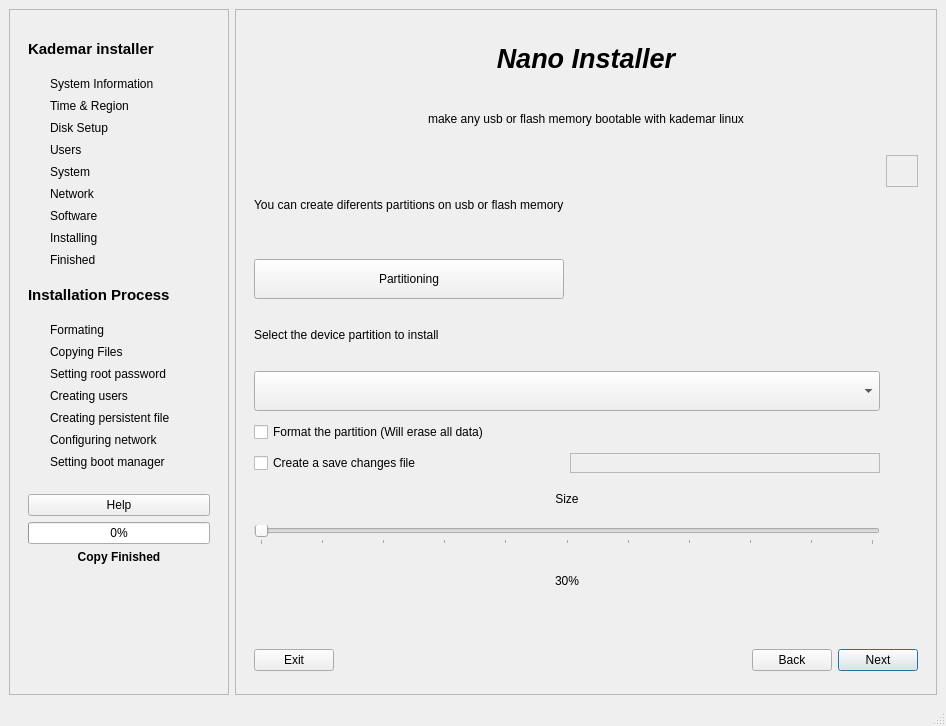
First picture: the form in apps/instalador/instalador5/instalador.ui, repository BackupTheBerlios/kademar-utils-svn, before the edit.
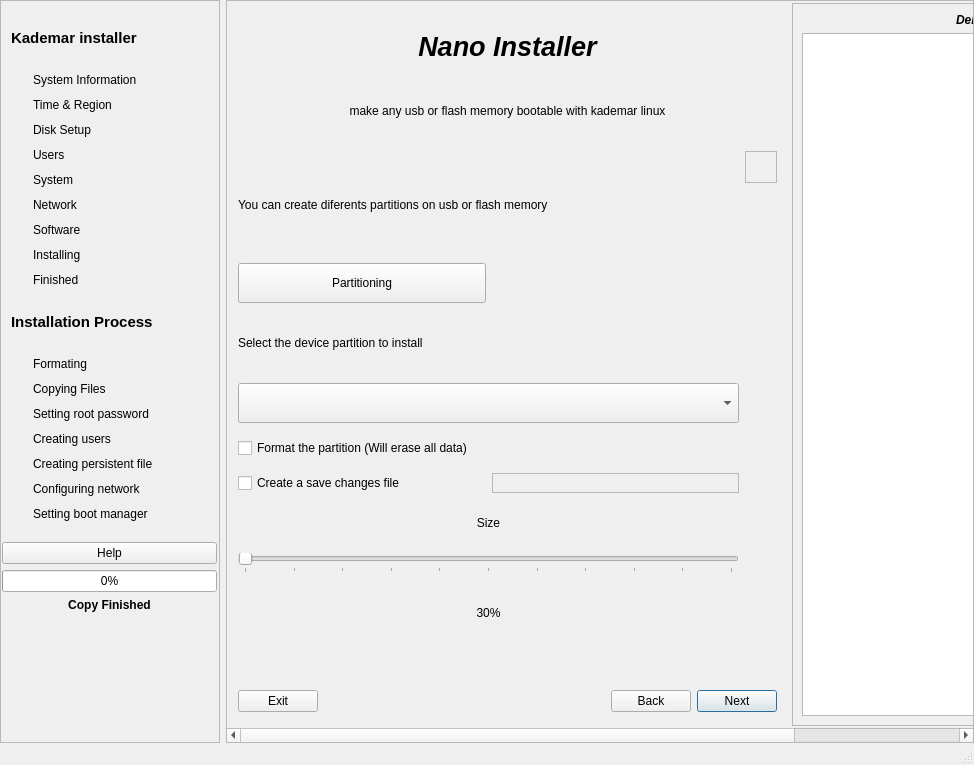
Second picture: the form after the edit. The open tabs and pages were chosen to show the change. Icons and pictures are not drawn.

Commit message: Added Heliox Logo Added and completly working Debug frame activated with F12 Now is fully debuggable on runtime without doing nothing more

The edit to the form file:
```diff
--- a/apps/instalador/instalador5/instalador.ui
+++ b/apps/instalador/instalador5/instalador.ui
@@ -6,8 +6,8 @@
    <rect>
     <x>0</x>
     <y>0</y>
-    <width>946</width>
-    <height>726</height>
+    <width>974</width>
+    <height>765</height>
    </rect>
   </property>
   <property name="windowTitle">
@@ -15,6 +15,9 @@
   </property>
   <widget class="QWidget" name="centralwidget">
    <layout class="QGridLayout" name="gridLayout">
+    <property name="margin">
+     <number>0</number>
+    </property>
     <item row="0" column="0">
      <widget class="QScrollArea" name="scrollArea_2">
       <property name="maximumSize">
@@ -31,11 +34,23 @@
         <rect>
          <x>0</x>
          <y>0</y>
-         <width>216</width>
-         <height>661</height>
+         <width>214</width>
+         <height>718</height>
         </rect>
        </property>
        <layout class="QGridLayout" name="gridLayout_5">
+        <property name="leftMargin">
+         <number>1</number>
+        </property>
+        <property name="topMargin">
+         <number>0</number>
+        </property>
+        <property name="rightMargin">
+         <number>2</number>
+        </property>
+        <property name="bottomMargin">
+         <number>0</number>
+        </property>
         <item row="2" column="0">
          <widget class="QWidget" name="WLogo" native="true">
           <property name="maximumSize">
@@ -44,17 +59,10 @@
             <height>200</height>
            </size>
           </property>
-          <property name="palette">
-           <palette>
-            <active/>
-            <inactive/>
-            <disabled/>
-           </palette>
-          </property>
-          <property name="autoFillBackground">
-           <bool>false</bool>
-          </property>
           <layout class="QGridLayout" name="gridLayout_8">
+           <property name="margin">
+            <number>0</number>
+           </property>
            <item row="0" column="0">
             <widget class="QPushButton" name="BHelp">
              <property name="text">
@@ -611,15 +619,18 @@
         <rect>
          <x>0</x>
          <y>0</y>
-         <width>698</width>
-         <height>661</height>
+         <width>1027</width>
+         <height>703</height>
         </rect>
        </property>
        <layout class="QGridLayout" name="gridLayout_2">
+        <property name="margin">
+         <number>2</number>
+        </property>
         <item row="0" column="0">
          <widget class="QStackedWidget" name="stackedPages">
           <property name="currentIndex">
-           <number>11</number>
+           <number>9</number>
           </property>
           <widget class="QWidget" name="PMain">
            <layout class="QGridLayout" name="gridLayout_9">
@@ -1177,17 +1188,6 @@
                <item row="3" column="1">
                 <widget class="QComboBox" name="CBPartRootQuick"/>
                </item>
-               <item row="3" column="2">
-                <widget class="QCheckBox" name="CHSamePartQuick">
-                 <property name="text">
-                  <string>Within the 
-same partition</string>
-                 </property>
-                 <property name="checked">
-                  <bool>true</bool>
-                 </property>
-                </widget>
-               </item>
                <item row="4" column="0">
                 <widget class="QLabel" name="LPartSwapQuick">
                  <property name="maximumSize">
@@ -1256,6 +1256,17 @@
                <item row="5" column="1">
                 <widget class="QComboBox" name="CBPartHomeQuick"/>
                </item>
+               <item row="3" column="2">
+                <widget class="QCheckBox" name="CHSamePartQuick">
+                 <property name="text">
+                  <string>Within the 
+same partition</string>
+                 </property>
+                 <property name="checked">
+                  <bool>true</bool>
+                 </property>
+                </widget>
+               </item>
               </layout>
              </widget>
             </item>
@@ -4153,6 +4164,44 @@
           </layout>
          </widget>
         </item>
+        <item row="0" column="1" rowspan="3">
+         <widget class="QFrame" name="FDebug">
+          <property name="minimumSize">
+           <size>
+            <width>400</width>
+            <height>0</height>
+           </size>
+          </property>
+          <property name="frameShape">
+           <enum>QFrame::StyledPanel</enum>
+          </property>
+          <property name="frameShadow">
+           <enum>QFrame::Raised</enum>
+          </property>
+          <layout class="QGridLayout" name="gridLayout_3">
+           <item row="1" column="0">
+            <widget class="QListWidget" name="LWDebug"/>
+           </item>
+           <item row="0" column="0">
+            <widget class="QLabel" name="label">
+             <property name="font">
+              <font>
+               <weight>75</weight>
+               <italic>true</italic>
+               <bold>true</bold>
+              </font>
+             </property>
+             <property name="text">
+              <string>Debug Mode</string>
+             </property>
+             <property name="alignment">
+              <set>Qt::AlignCenter</set>
+             </property>
+            </widget>
+           </item>
+          </layout>
+         </widget>
+        </item>
        </layout>
       </widget>
      </widget>
@@ -4164,8 +4213,8 @@
     <rect>
      <x>0</x>
      <y>0</y>
-     <width>946</width>
-     <height>24</height>
+     <width>974</width>
+     <height>21</height>
     </rect>
    </property>
   </widget>
```
The commit also changes 5 other files.
